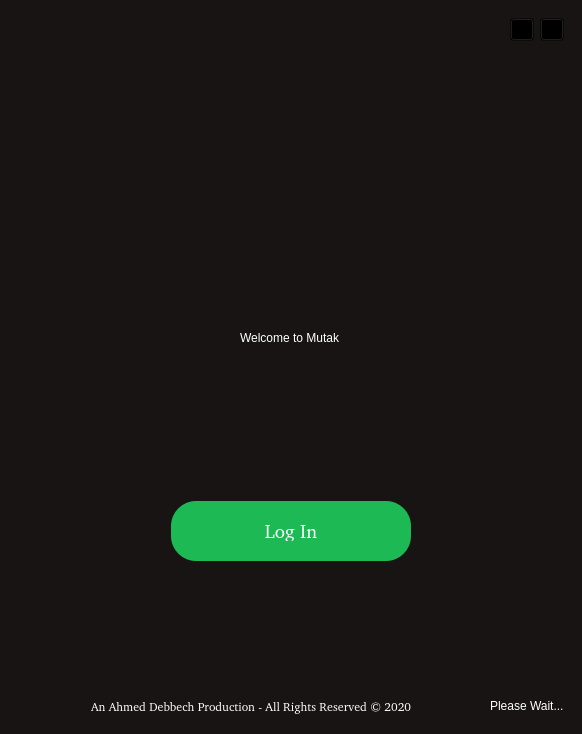
This is mutak/mainwindow.ui in ahmed-debbech/mutak as Qt 5 draws it before an edit. The edited form follows.
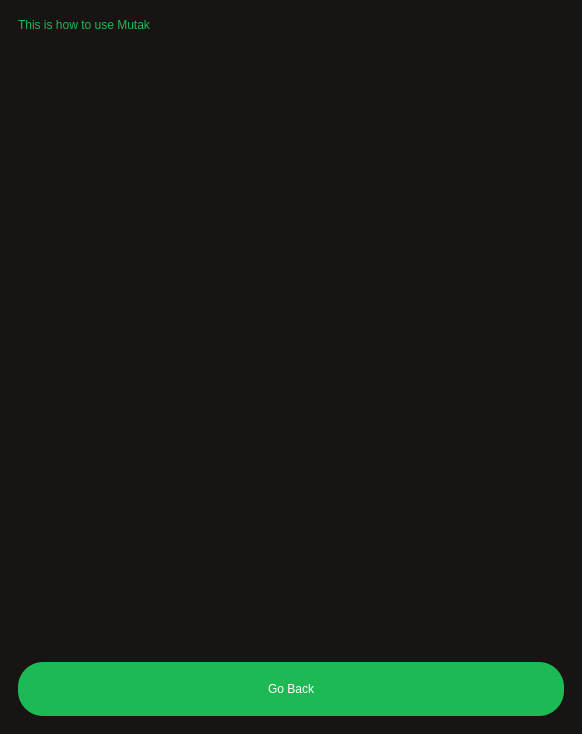
This is the edited form. The open tabs and pages were chosen to show the change.

The edit to the form file:
```diff
--- a/mutak/mainwindow.ui
+++ b/mutak/mainwindow.ui
@@ -993,6 +993,58 @@
         </item>
        </layout>
       </widget>
+      <widget class="QWidget" name="page_6">
+       <layout class="QVBoxLayout" name="verticalLayout_8">
+        <item>
+         <widget class="QLabel" name="label_4">
+          <property name="styleSheet">
+           <string notr="true">color: #1db954;
+font: bold 26px '://resources/fonts/Gotham-Bold.otf';
+</string>
+          </property>
+          <property name="text">
+           <string>This is how to use Mutak</string>
+          </property>
+         </widget>
+        </item>
+        <item>
+         <spacer name="verticalSpacer_10">
+          <property name="orientation">
+           <enum>Qt::Vertical</enum>
+          </property>
+          <property name="sizeHint" stdset="0">
+           <size>
+            <width>20</width>
+            <height>40</height>
+           </size>
+          </property>
+         </spacer>
+        </item>
+        <item>
+         <widget class="QPushButton" name="gobackHelp">
+          <property name="styleSheet">
+           <string notr="true">#gobackHelp{
+color: white;
+background-color:  #1db954;
+border-radius: 25px;
+  padding: 20px;
+  width: 60px;
+font: bold 14px '://resources/fonts/Gotham-UltraItalic.otf';
+ }
+#gobackHelp:hover {
+	background-color: #3AE476;
+ }
+#gobackHelp:pressed{
+	background-color: #2BB85D;
+}</string>
+          </property>
+          <property name="text">
+           <string>Go Back</string>
+          </property>
+         </widget>
+        </item>
+       </layout>
+      </widget>
      </widget>
     </item>
    </layout>
```
